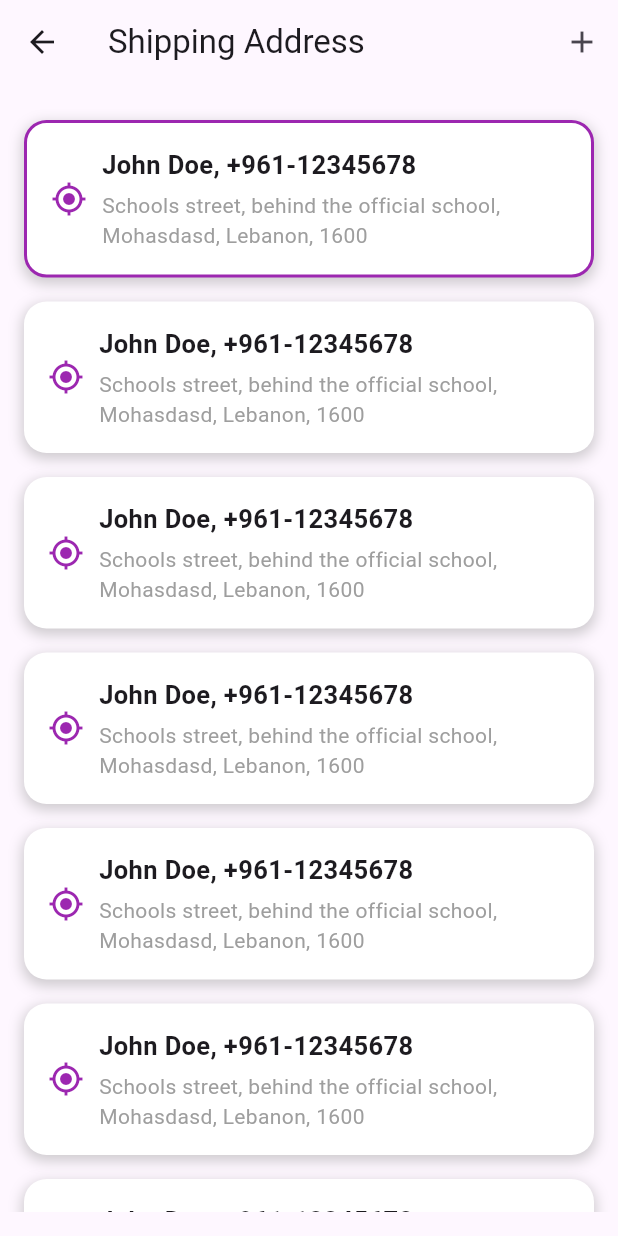
After one commit to danielsleibi/ecomerece_flutter_training_app, a Flutter app: the BaseLoggedInPage screen opened directly, item 5 of the bottom bar chosen, after a tap on "Shipping Address", on a phone screen of 412 x 824 dp. The commit adds this screen. Run offline on Flutter 3.47's test engine with Material 3 defaults, Android fonts, the phone set to English and light mode, and no system bars; network calls fail.

Commit message:
Shipping Address Page

```diff
--- a/lib/pages/profile_page.dart
+++ b/lib/pages/profile_page.dart
@@ -1,5 +1,6 @@
 import 'package:ecommerce_task/pages/cards_page.dart';
 import 'package:ecommerce_task/pages/product_page.dart';
+import 'package:ecommerce_task/pages/shipping_address_page.dart';
 import 'package:ecommerce_task/widgets/category_card.dart';
 import 'package:ecommerce_task/widgets/ecommerce_textfield.dart';
 import 'package:ecommerce_task/models/category_model.dart';
@@ -82,7 +83,14 @@ class _ProfilePageState extends State<ProfilePage> {
                     SizedBox(
                       height: 10.0,
                     ),
-                    buildItem('Shipping Address', Icons.my_location_outlined),
+                    GestureDetector(onTap:(){
+                      Navigator.push(
+                          context,
+                          MaterialPageRoute(
+                            builder: (context) =>
+                                ShippingAddressPage(),
+                          ));
+                    }, child: buildItem('Shipping Address', Icons.my_location_outlined)),
                     SizedBox(
                       height: 10.0,
                     ),
--- /dev/null
+++ b/lib/pages/shipping_address_page.dart
@@ -0,0 +1,109 @@
+import 'package:flutter/cupertino.dart';
+import 'package:flutter/material.dart';
+
+class ShippingAddressPage extends StatefulWidget {
+  const ShippingAddressPage({super.key});
+
+  @override
+  State<ShippingAddressPage> createState() => _ShippingAddressPageState();
+}
+
+class _ShippingAddressPageState extends State<ShippingAddressPage> {
+  int _selectedAddress = 0;
+  @override
+  void initState() {
+    super.initState();
+  }
+
+  TextStyle getTitleTextStyle() {
+    return TextStyle(fontSize: 19, fontWeight: FontWeight.bold);
+  }
+  Widget _buildAddress( String number, String description, int index) {
+    return GestureDetector(
+      onTap: () {setState(() {
+        _selectedAddress = index;
+      });},
+      child: Padding(
+        padding: const EdgeInsets.only(top: 8.0, bottom: 8.0, left: 16.0, right: 16.0),
+        child: Container(
+          decoration: BoxDecoration(
+            // border: Border.all(color: Colors.grey),
+            border: index == _selectedAddress
+                ? Border.all(color: Colors.purple, width: 2.0)
+                : null,
+            borderRadius: BorderRadius.all(Radius.circular(15.0)),
+            color: Colors.white,
+            boxShadow: [
+              BoxShadow(
+                color: Colors.grey.withOpacity(0.5), // Shadow color
+                spreadRadius: 1, // Spread radius
+                blurRadius: 7, // Blur radius
+                offset: Offset(0, 3), // Offset
+              ),
+            ],
+          ),
+          child: Padding(
+            padding: const EdgeInsets.all(16.0),
+            child: Row(
+              children: [
+                Icon(Icons.my_location, color: Colors.purple,),
+                SizedBox(
+                  width: 10.0,
+                ),
+                Expanded(
+                  child: Column(
+                    crossAxisAlignment: CrossAxisAlignment.start,
+                    children: [
+                      Text(
+                        number,
+                        style: TextStyle(
+                            fontWeight: FontWeight.bold, fontSize: 17.0),
+                      ),
+                      SizedBox(
+                        height: 5.0,
+                      ),
+                      Text(
+                        description,
+                        style: TextStyle(color: Colors.grey),
+                      )
+                    ],
+                  ),
+                )
+              ],
+            ),
+          ),
+        ),
+      ),
+    );
+  }
+
+  @override
+  Widget build(BuildContext context) {
+    return Scaffold(
+      appBar: AppBar(
+        title: Text('Shipping Address'),
+        actions: [IconButton(onPressed: (){}, icon: Icon(Icons.add))],
+      ),
+      body: Padding(
+        padding: const EdgeInsets.only(top: 16.0, bottom: 16.0),
+        child: SingleChildScrollView(
+          child: Column(
+            children: [
+              _buildAddress('John Doe, +961-12345678', 'Schools street, behind the official school, Mohasdasd, Lebanon, 1600', 0),
+              _buildAddress('John Doe, +961-12345678', 'Schools street, behind the official school, Mohasdasd, Lebanon, 1600', 1),
+              _buildAddress('John Doe, +961-12345678', 'Schools street, behind the official school, Mohasdasd, Lebanon, 1600', 2),
+              _buildAddress('John Doe, +961-12345678', 'Schools street, behind the official school, Mohasdasd, Lebanon, 1600', 3),
+              _buildAddress('John Doe, +961-12345678', 'Schools street, behind the official school, Mohasdasd, Lebanon, 1600', 4),
+              _buildAddress('John Doe, +961-12345678', 'Schools street, behind the official school, Mohasdasd, Lebanon, 1600', 5),
+              _buildAddress('John Doe, +961-12345678', 'Schools street, behind the official school, Mohasdasd, Lebanon, 1600', 6),
+              _buildAddress('John Doe, +961-12345678', 'Schools street, behind the official school, Mohasdasd, Lebanon, 1600', 7),
+
+
+
+            ],
+          ),
+        ),
+      ),
+    );
+  }
+}
```
